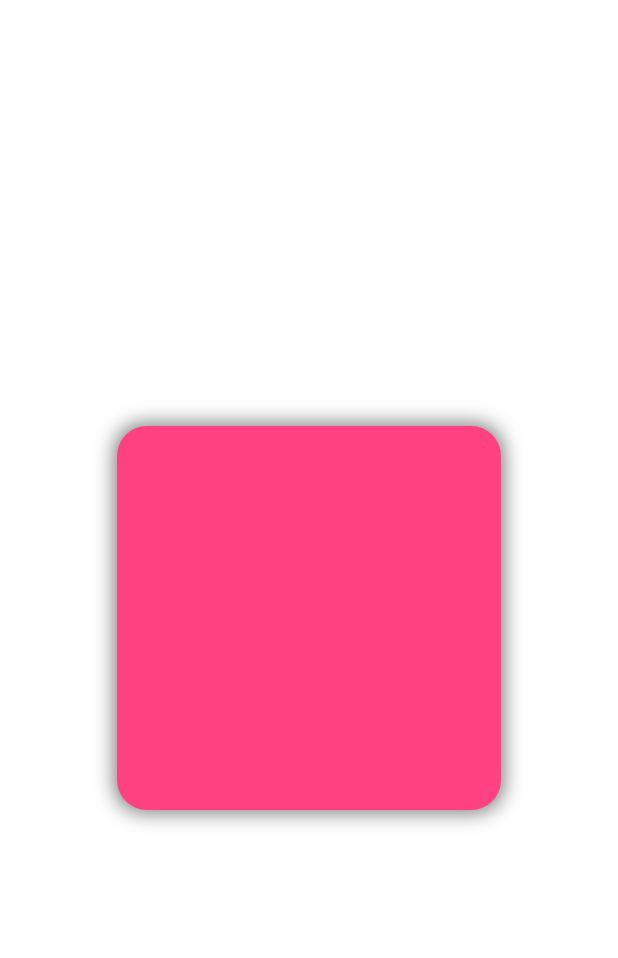
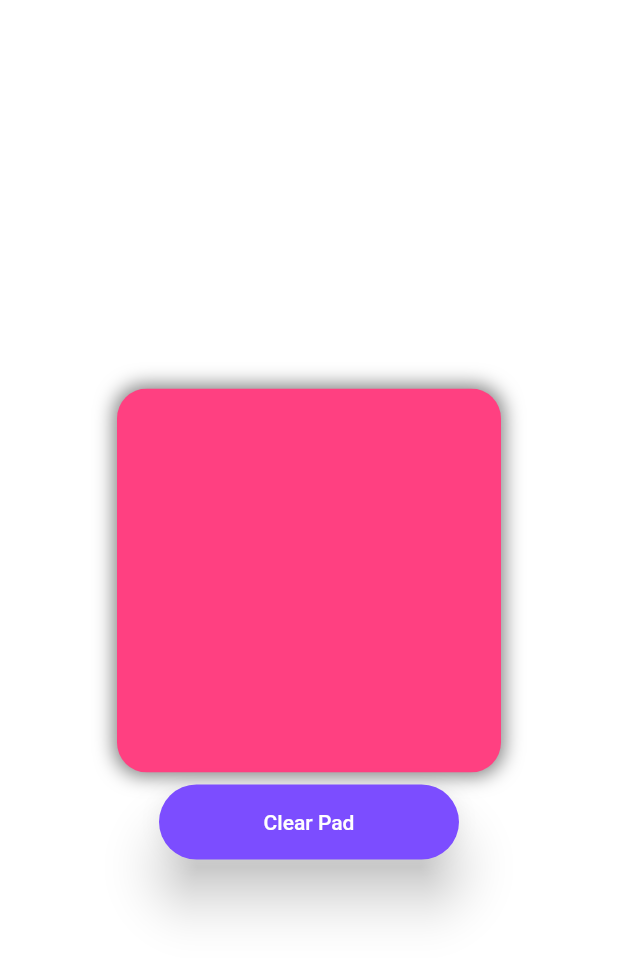
Before and after one commit to Shantanu66/RealityConjurer, a Flutter app: the screen it shows after launch, on a phone screen of 412 x 824 dp. Shown: the top 958 px of the screen. Run offline on Flutter 3.47's test engine with Material 2 defaults, Android fonts, the phone set to English and light mode, and no system bars; drawn by our look-alikes of rounded_loading_button; our stand-ins replace splashscreen; missing offline and left inert: dart:ffi.

Commit message:
Rounded Loading Button Created

```diff
--- a/lib/home.dart
+++ b/lib/home.dart
@@ -1,5 +1,6 @@
+import 'dart:async';
 import 'dart:ffi';
-
+import 'package:rounded_loading_button/rounded_loading_button.dart';
 import 'package:flutter/material.dart';
 import 'package:reality_conjurer/drawing_area.dart';
 
@@ -10,6 +11,18 @@ class Home extends StatefulWidget {
 
 class _HomeState extends State<Home> {
   List<DrawingArea?> points = [];
+  void _doSomething() async {
+    Timer(Duration(milliseconds: 100), () {
+      this.setState(() {
+        points.clear();
+        _btnController.success();
+        _btnController.reset();
+      });
+    });
+  }
+
+  final RoundedLoadingButtonController _btnController =
+      new RoundedLoadingButtonController();
   @override
   Widget build(BuildContext context) {
     return Scaffold(
@@ -94,7 +107,25 @@ class _HomeState extends State<Home> {
                       ),
                     ),
                   ),
-                )
+                ),
+                Container(
+                  child: Row(
+                    mainAxisAlignment: MainAxisAlignment.center,
+                    children: [
+                      RoundedLoadingButton(
+                        child: Text('Clear Pad',
+                        style: TextStyle(color: Colors.white,
+                        fontWeight: FontWeight.w500,
+                        fontSize: 14)),
+                        elevation: 15.0,
+                        controller: _btnController,
+                        color: Colors.deepPurpleAccent,
+                        onPressed: _doSomething,
+                        width: 200,
+                      ),
+                    ],
+                  ),
+                ),
               ],
             ),
           )
--- a/pubspec.yaml
+++ b/pubspec.yaml
@@ -35,6 +35,8 @@ dependencies:
   cached_network_image:
   splashscreen: ^1.3.0
   simple_gradient_text: ^1.2.2
+  rounded_loading_button: ^1.0.18
+
 
 
 
```
Also changed, not shown: pubspec.lock.
